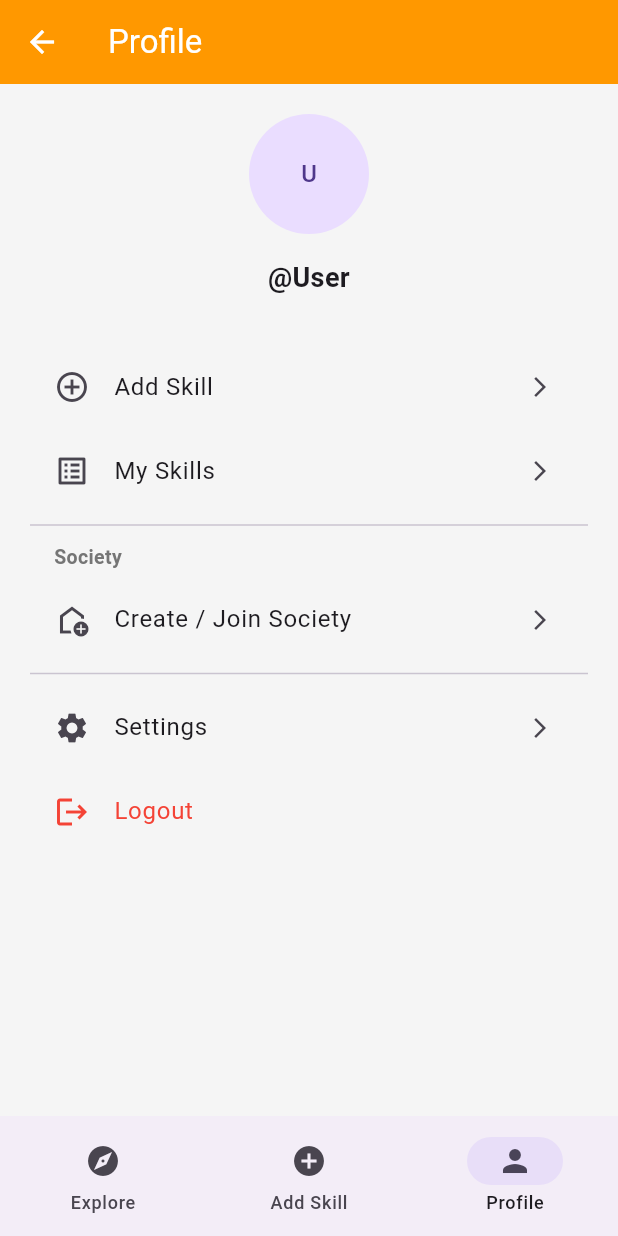
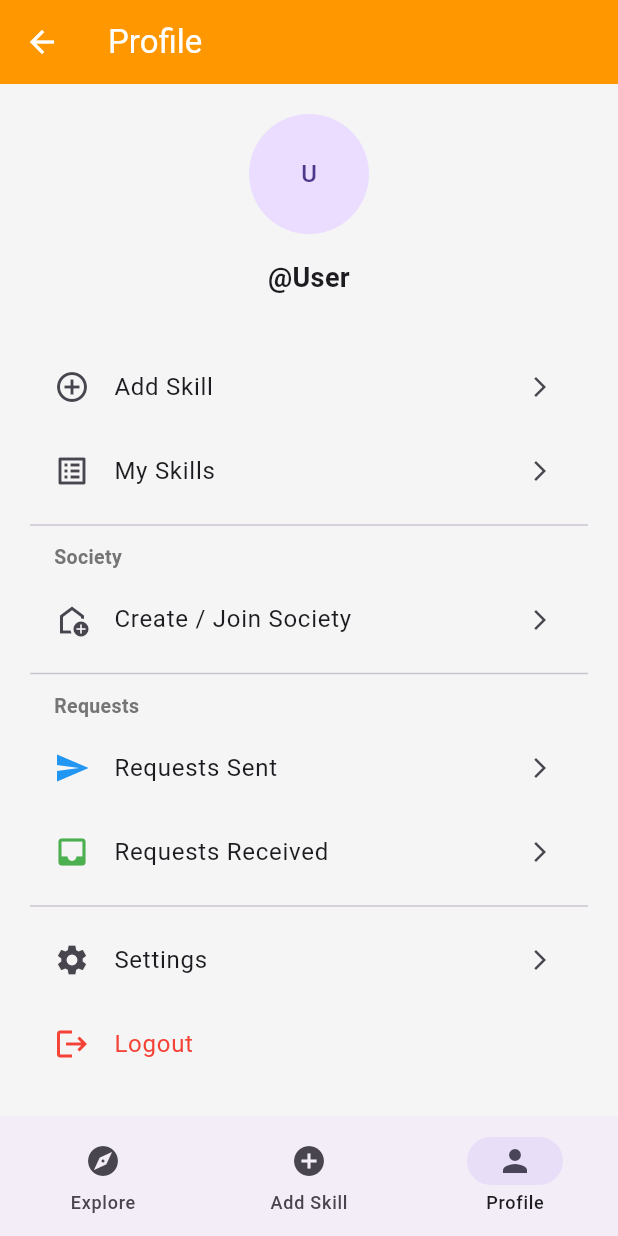
Before and after one commit to bansalshubham257/skill_neighbor, a Flutter app: the HomeScreen screen opened by its route, item 3 of the bottom bar chosen, on a phone screen of 412 x 824 dp. Run offline on Flutter 3.47's test engine with Material 3 defaults, Android fonts, the phone set to English and light mode, and no system bars; our stand-ins replace dio, geolocator, hive, hive_flutter; accounts and stored records are empty.

Commit message:
Add banner, category chips, request system, launcher icon, skillneighbor schema

```diff
--- a/frontend/lib/screens/home_screen.dart
+++ b/frontend/lib/screens/home_screen.dart
@@ -116,11 +116,55 @@ class _HomeScreenState extends State<HomeScreen> {
     );
   }
 
+  String? _selectedCategory;
+
+  List<Map<String, dynamic>> get _topCategories => [
+    {'name': 'Tutor', 'icon': Icons.school},
+    {'name': 'Music', 'icon': Icons.music_note},
+    {'name': 'Technology', 'icon': Icons.computer},
+    {'name': 'Fitness', 'icon': Icons.fitness_center},
+    {'name': 'Cooking', 'icon': Icons.restaurant},
+    {'name': 'Art', 'icon': Icons.palette},
+  ];
+
   Widget _buildExplore() {
     return Column(
       children: [
+        Padding(
+          padding: const EdgeInsets.fromLTRB(16, 8, 16, 0),
+          child: ClipRRect(
+            borderRadius: BorderRadius.circular(12),
+            child: Image.asset(
+              'assets/skill_banner.png',
+              height: 130,
+              width: double.infinity,
+              fit: BoxFit.cover,
+            ),
+          ),
+        ),
+        SizedBox(
+          height: 44,
+          child: ListView(
+            scrollDirection: Axis.horizontal,
+            padding: const EdgeInsets.symmetric(horizontal: 12, vertical: 6),
+            children: _topCategories.map((cat) {
+              final selected = _selectedCategory == cat['name'];
+              return Padding(
+                padding: const EdgeInsets.only(right: 8),
+                child: ChoiceChip(
+                  avatar: Icon(cat['icon'] as IconData, size: 16),
+                  label: Text(cat['name'] as String, style: const TextStyle(fontSize: 12)),
+                  selected: selected,
+                  onSelected: (val) {
+                    setState(() => _selectedCategory = val ? cat['name'] as String? : null);
+                  },
+                ),
+              );
+            }).toList(),
+          ),
+        ),
         Container(
-          padding: const EdgeInsets.all(16),
+          padding: const EdgeInsets.symmetric(horizontal: 16),
           child: SegmentedButton<bool>(
             segments: [
               ButtonSegment(
@@ -151,6 +195,7 @@ class _HomeScreenState extends State<HomeScreen> {
             isNearby: showNearby,
             currentPosition: _currentPosition,
             userSocietyId: Hive.box('user_box').get('society_id'),
+            categoryFilter: _selectedCategory,
           ),
         ),
       ],
--- a/frontend/lib/screens/profile_screen.dart
+++ b/frontend/lib/screens/profile_screen.dart
@@ -6,6 +6,8 @@ import '../services/settings_service.dart';
 import 'add_skill_screen.dart';
 import 'my_skills_screen.dart';
 import 'settings_screen.dart';
+import 'requests_sent_screen.dart';
+import 'requests_received_screen.dart';
 
 class ProfileScreen extends StatefulWidget {
   const ProfileScreen({super.key});
@@ -128,6 +130,30 @@ class _ProfileScreenState extends State<ProfileScreen> {
               onTap: _isLeaving ? null : _leaveSociety,
             ),
           const Divider(),
+          Padding(
+            padding: const EdgeInsets.symmetric(vertical: 4, horizontal: 16),
+            child: Text(
+              'Requests',
+              style: TextStyle(
+                fontSize: 13,
+                fontWeight: FontWeight.w600,
+                color: Colors.grey.shade600,
+              ),
+            ),
+          ),
+          ListTile(
+            leading: const Icon(Icons.send, color: Colors.blue),
+            title: const Text('Requests Sent'),
+            trailing: const Icon(Icons.arrow_forward_ios, size: 16),
+            onTap: () => Navigator.push(context, MaterialPageRoute(builder: (_) => const RequestsSentScreen())),
+          ),
+          ListTile(
+            leading: const Icon(Icons.inbox, color: Colors.green),
+            title: const Text('Requests Received'),
+            trailing: const Icon(Icons.arrow_forward_ios, size: 16),
+            onTap: () => Navigator.push(context, MaterialPageRoute(builder: (_) => const RequestsReceivedScreen())),
+          ),
+          const Divider(),
           ListTile(
             leading: const Icon(Icons.settings),
             title: Text(AppStrings.get('settings', lang: lang)),
```
Also changed, not shown: frontend/lib/screens/requests_received_screen.dart (added, +101 -0 lines), frontend/lib/screens/requests_sent_screen.dart (added, +75 -0 lines), frontend/lib/screens/skill_detail_screen.dart (+35 -0 lines), frontend/lib/screens/skill_list_screen.dart (+16 -7 lines), frontend/lib/services/api_service.dart (+37 -0 lines), frontend/pubspec.yaml (+9 -0 lines), frontend/assets/skill_banner.png (added), frontend/assets/skill_launcher.png (added), frontend/pubspec.lock, 14 other files.
